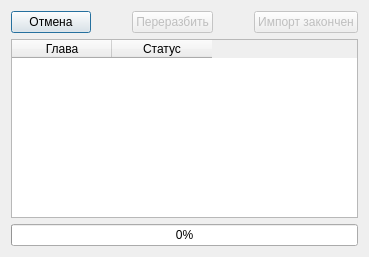
Qt form seviz/bookloader/bookloaderdialog.ui (eltimen/seviz) before a commit.
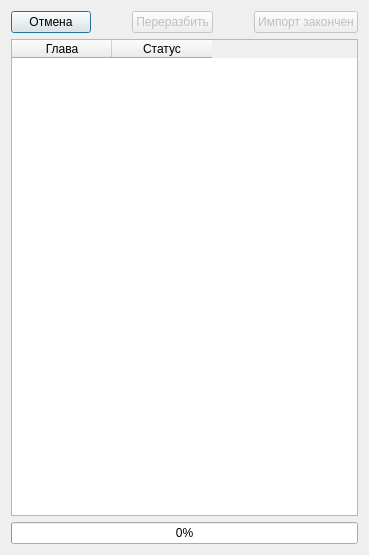
The same form after that commit.

Commit message: fixed import dialog oversizing

```diff
--- a/seviz/bookloader/bookloaderdialog.ui
+++ b/seviz/bookloader/bookloaderdialog.ui
@@ -10,7 +10,7 @@
     <x>0</x>
     <y>0</y>
     <width>369</width>
-    <height>257</height>
+    <height>555</height>
    </rect>
   </property>
   <property name="sizePolicy">
@@ -97,7 +97,7 @@
         <enum>Qt::ScrollBarAlwaysOff</enum>
        </property>
        <property name="sizeAdjustPolicy">
-        <enum>QAbstractScrollArea::AdjustToContents</enum>
+        <enum>QAbstractScrollArea::AdjustIgnored</enum>
        </property>
        <property name="editTriggers">
         <set>QAbstractItemView::NoEditTriggers</set>
```
The commit also changes 1 other file.
